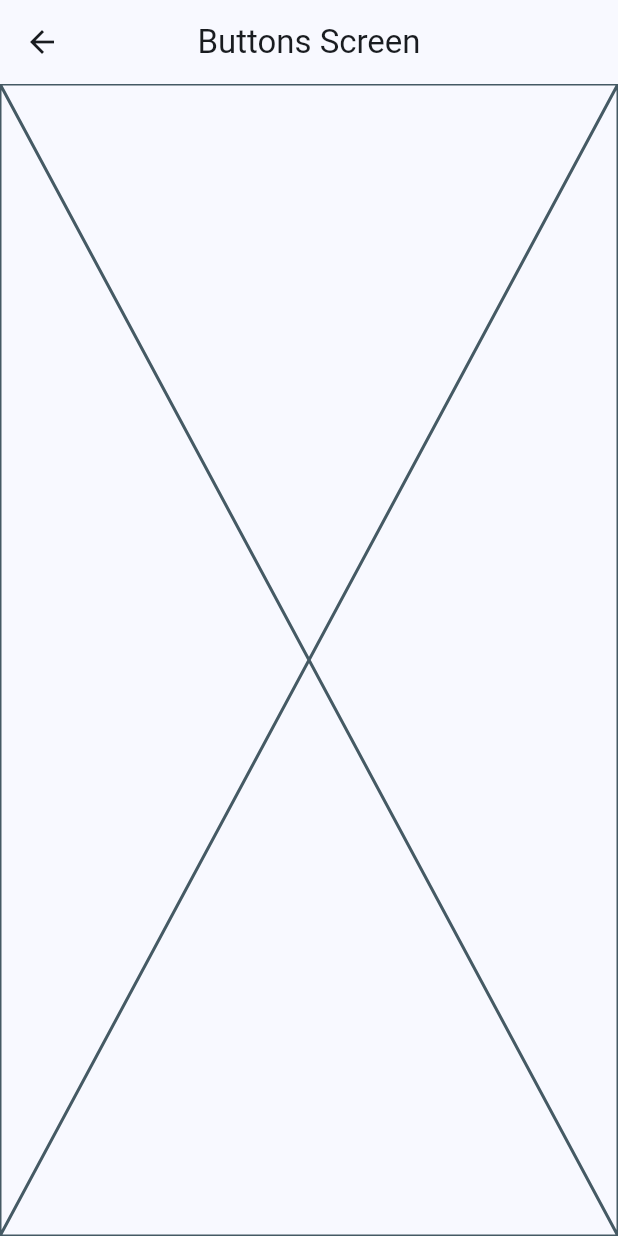
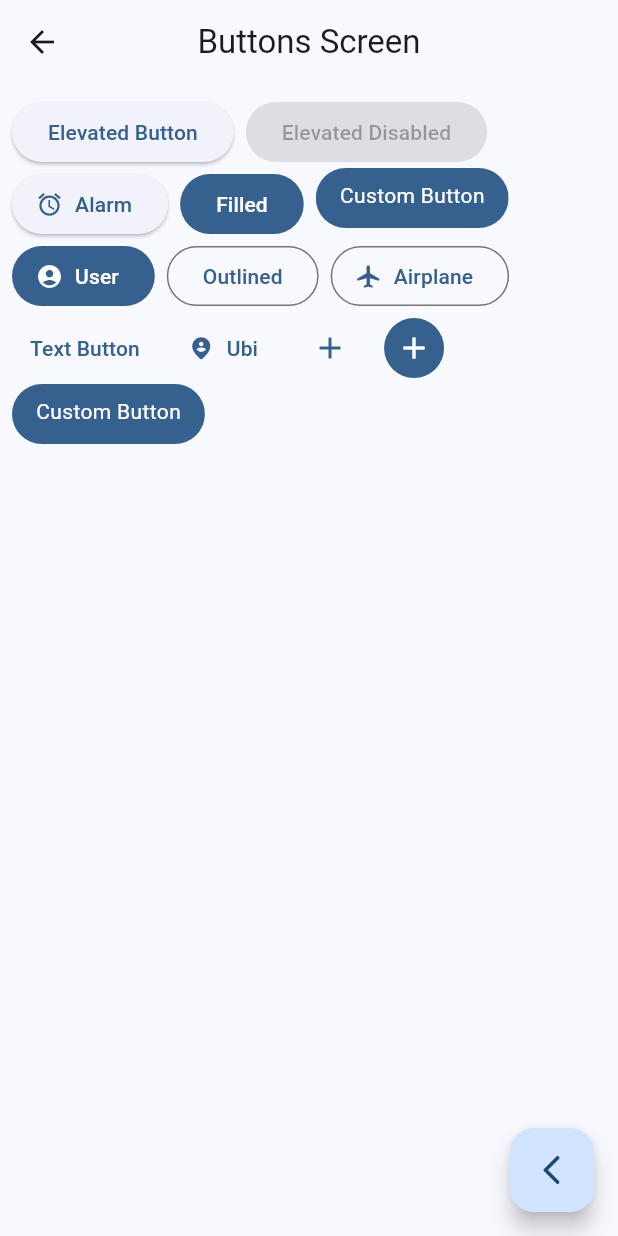
Before and after one commit to carlosmdez/widgets_app, a Flutter app: the ButtonsScreen screen opened by its route, on a phone screen of 412 x 824 dp. Run offline on Flutter 3.47's test engine with Material 3 defaults, Android fonts, the phone set to English and light mode, and no system bars; our stand-ins replace go_router.

Commit message:
Add buttons and navigation functionality to ButtonsScreen

```diff
--- a/lib/screens/buttons/buttons_screen.dart
+++ b/lib/screens/buttons/buttons_screen.dart
@@ -1,4 +1,5 @@
 import 'package:flutter/material.dart';
+import 'package:go_router/go_router.dart';
 
 class ButtonsScreen extends StatelessWidget {
   const ButtonsScreen({super.key});
@@ -9,7 +10,95 @@ class ButtonsScreen extends StatelessWidget {
       appBar: AppBar(
         title: const Text('Buttons Screen'),
       ),
-      body: const Placeholder(),
+      body: _ButtonsView(),
+      floatingActionButton: FloatingActionButton(
+        child: const Icon(Icons.arrow_back_ios_rounded),
+        onPressed: () => context.pop(),
+      ),
     );
   }
 }
+
+class _ButtonsView extends StatelessWidget {
+  @override
+  Widget build(BuildContext context) {
+    final colors = Theme.of(context).colorScheme;
+
+    return Padding(
+      padding: const EdgeInsets.all(8.0),
+      child: Wrap(
+        spacing: 8,
+        children: [
+          ElevatedButton(
+              onPressed: () {}, child: const Text('Elevated Button')),
+          const ElevatedButton(
+              onPressed: null, child: Text('Elevated Disabled')),
+          ElevatedButton.icon(
+            onPressed: () {},
+            icon: const Icon(Icons.alarm),
+            label: const Text('Alarm'),
+          ),
+          FilledButton(onPressed: () {}, child: const Text('Filled')),
+          _CustomButton(),
+          FilledButton.icon(
+            onPressed: () {},
+            icon: const Icon(Icons.account_circle),
+            label: const Text('User'),
+          ),
+          OutlinedButton(onPressed: () {}, child: const Text('Outlined')),
+          OutlinedButton.icon(
+            onPressed: () {},
+            icon: const Icon(Icons.airplanemode_active_rounded),
+            label: const Text('Airplane'),
+          ),
+          TextButton(onPressed: () {}, child: const Text('Text Button')),
+          TextButton.icon(
+            onPressed: () {},
+            icon: const Icon(Icons.person_pin_circle_rounded),
+            label: const Text('Ubi'),
+          ),
+          IconButton(
+            onPressed: () {},
+            icon: const Icon(Icons.add),
+            color: colors.primary,
+          ),
+          IconButton(
+            onPressed: () {},
+            icon: const Icon(Icons.add),
+            style: ButtonStyle(
+              backgroundColor: MaterialStatePropertyAll(colors.primary),
+              iconColor: const MaterialStatePropertyAll(Colors.white),
+            ),
+          ),
+          _CustomButton(),
+        ],
+      ),
+    );
+  }
+}
+
+class _CustomButton extends StatelessWidget {
+  @override
+  Widget build(BuildContext context) {
+    final colors = Theme.of(context).colorScheme;
+    return ConstrainedBox(
+      constraints: const BoxConstraints(minWidth: 64, minHeight: 40),
+      child: ClipRRect(
+        borderRadius: BorderRadius.circular(20),
+        child: Material(
+          color: colors.primary,
+          child: InkWell(
+            onTap: () {},
+            child: const Padding(
+              padding: EdgeInsets.symmetric(horizontal: 16.0, vertical: 8.0),
+              child: Text(
+                'Custom Button',
+                style: TextStyle(color: Colors.white),
+              ),
+            ),
+          ),
+        ),
+      ),
+    );
+  }
+}
```
